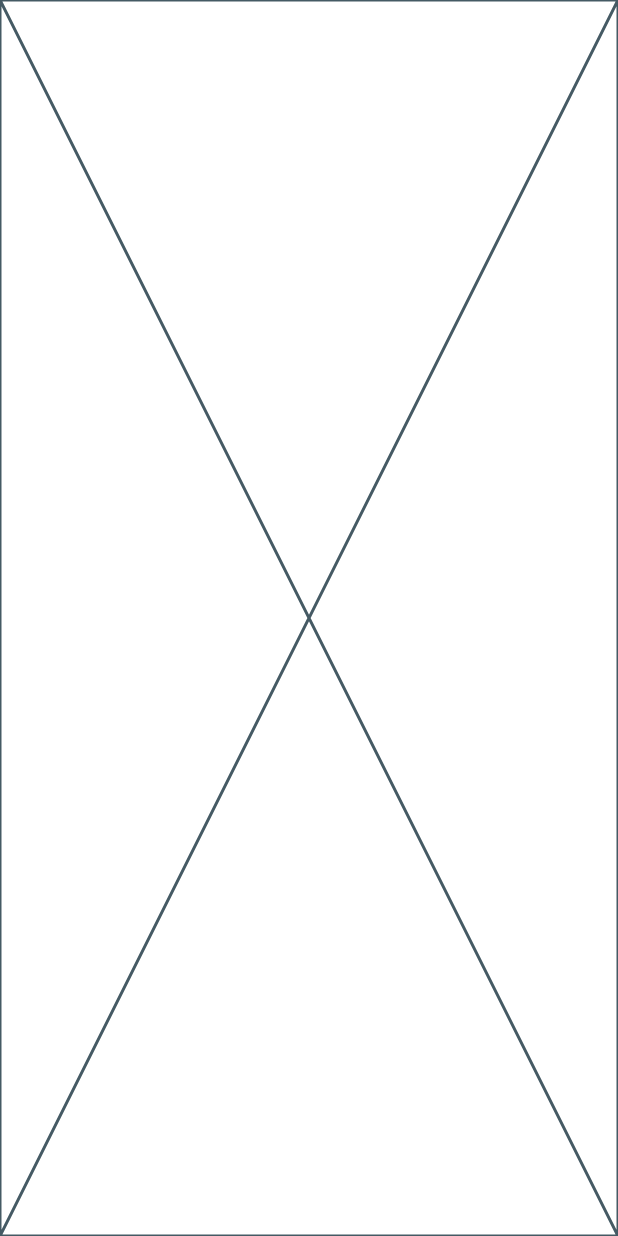
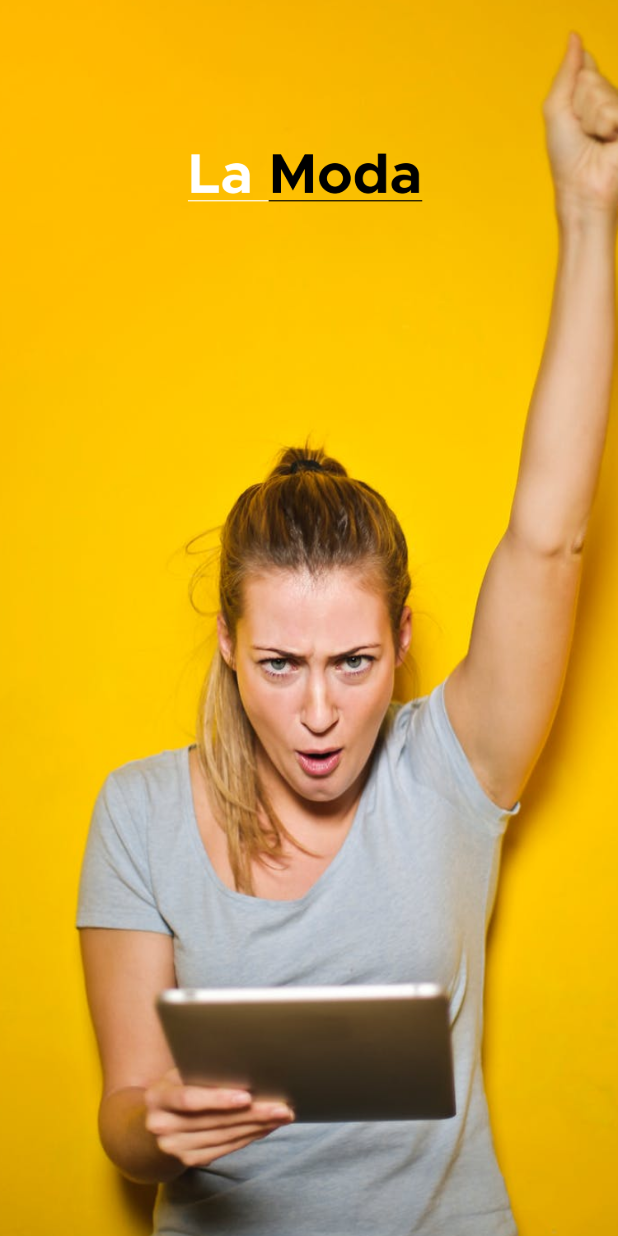
Before and after one commit to nazarski/ecommerce_cloth, a Flutter app: the screen it shows after launch, on a phone screen of 412 x 824 dp. Run offline on Flutter 3.47's test engine with Material 2 defaults, Android fonts, the phone set to English and light mode, and no system bars; our stand-ins replace firebase_core, page_transition; accounts and stored records are empty.

Commit message:
[Splash Screen] added ios native splash

```diff
--- a/lib/presentation/pages/splash_screen/splash_screen.dart
+++ b/lib/presentation/pages/splash_screen/splash_screen.dart
@@ -1,8 +1,10 @@
+import 'package:ecommerce_cloth/resources/app_images.dart';
 import 'package:flutter/material.dart';
 
 class SplashScreen extends StatefulWidget {
   const SplashScreen({Key? key}) : super(key: key);
-static const routeName = '/';
+  static const routeName = '/';
+
   @override
   State<SplashScreen> createState() => _SplashScreenState();
 }
@@ -10,6 +12,13 @@ static const routeName = '/';
 class _SplashScreenState extends State<SplashScreen> {
   @override
   Widget build(BuildContext context) {
-    return const Placeholder();
+    return Center(
+      child: Image.asset(
+        AppImages.splashScreen,
+        fit: BoxFit.cover,
+        height: double.infinity,
+        width: double.infinity,
+      ),
+    );
   }
 }
--- /dev/null
+++ b/lib/resources/app_images.dart
@@ -0,0 +1,8 @@
+class AppImages {
+  const AppImages._();
+
+  static const String _path = 'assets/images';
+
+  static const String splashScreen = '$_path/splash_screen.png';
+
+}
--- a/pubspec.yaml
+++ b/pubspec.yaml
@@ -35,6 +35,7 @@ flutter:
      - assets/
      - assets/icons/
      - assets/fonts/
+     - assets/images/
 
   # Add fonts
   fonts:
```
Also changed, not shown: assets/images/splash_screen.png (added), 5 other files.
